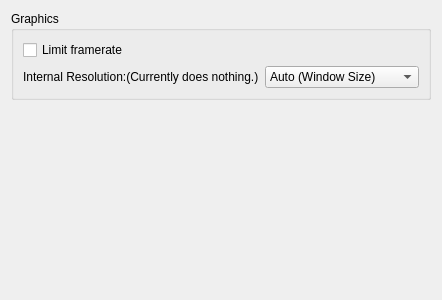
Above: src/yuzu/configuration/configure_graphics.ui from rorrim-rorrim/eden-alt before the change. Below: the same form after it.
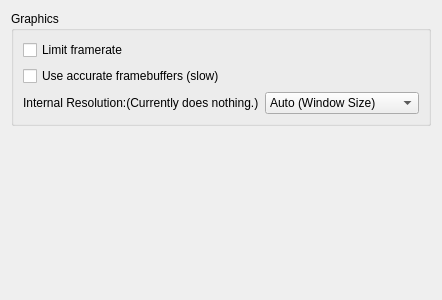
That is the form after the change.

Commit message: settings: Add a configuration for use_accurate_framebuffers.

```diff
--- a/src/yuzu/configuration/configure_graphics.ui
+++ b/src/yuzu/configuration/configure_graphics.ui
@@ -29,6 +29,13 @@
           </property>
          </widget>
         </item>
+        <item>
+         <widget class="QCheckBox" name="use_accurate_framebuffers">
+          <property name="text">
+           <string>Use accurate framebuffers (slow)</string>
+          </property>
+         </widget>
+        </item>
         <item>
          <layout class="QHBoxLayout" name="horizontalLayout">
           <item>
```
The commit also changes 6 other files.
